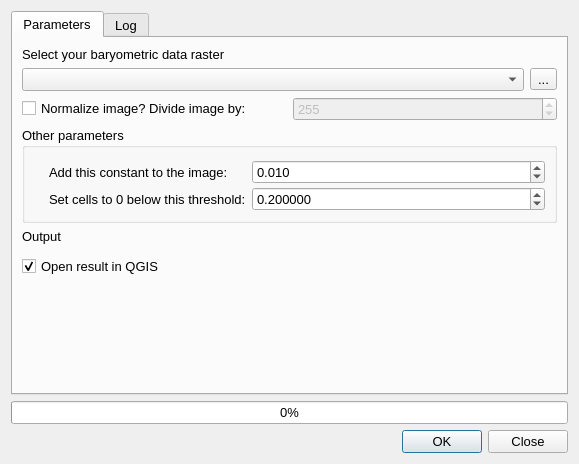
First picture: the form in qgisplugin/interfaces/my_gui.ui, repository umfieldrobotics/ShipwreckFinderQGISPlugin, before the edit.
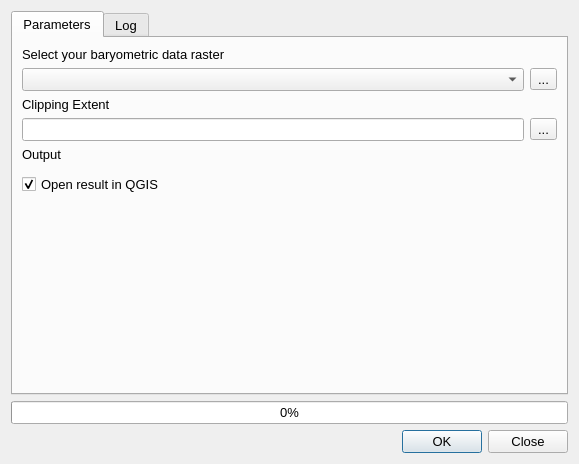
Second picture: the form after the edit. Icons and pictures are not drawn. Custom widgets are drawn as their Qt base class.

What changed in the file:
```diff
--- a/qgisplugin/interfaces/my_gui.ui
+++ b/qgisplugin/interfaces/my_gui.ui
@@ -141,155 +141,45 @@
              </item>
             </layout>
            </item>
-           <item>
-            <layout class="QHBoxLayout" name="horizontalLayout">
-             <item>
-              <widget class="QCheckBox" name="normalizationCheckBox">
-               <property name="text">
-                <string>Normalize image? Divide image by:</string>
-               </property>
-               <property name="checked">
-                <bool>false</bool>
-               </property>
-              </widget>
-             </item>
-             <item>
-              <widget class="QSpinBox" name="normalizationSpinBox">
-               <property name="enabled">
-                <bool>false</bool>
-               </property>
-               <property name="minimum">
-                <number>1</number>
-               </property>
-               <property name="maximum">
-                <number>1000000</number>
-               </property>
-               <property name="singleStep">
-                <number>5</number>
-               </property>
-               <property name="value">
-                <number>255</number>
-               </property>
-              </widget>
-             </item>
-            </layout>
-           </item>
-           <item>
-            <widget class="QgsCollapsibleGroupBox" name="mGroupBox">
-             <property name="enabled">
-              <bool>true</bool>
-             </property>
+
+          <!-- Clipping extent -->
+          <item>
+            <widget class="QLabel" name="label_31">
              <property name="font">
               <font>
                <pointsize>10</pointsize>
               </font>
              </property>
-             <property name="title">
-              <string>Other parameters</string>
+             <property name="text">
+              <string>Clipping Extent</string>
              </property>
-             <property name="checkable">
-              <bool>false</bool>
-             </property>
-             <property name="checked">
-              <bool>false</bool>
-             </property>
-             <property name="collapsed" stdset="0">
-              <bool>true</bool>
-             </property>
-             <property name="saveCollapsedState" stdset="0">
-              <bool>true</bool>
-             </property>
-             <layout class="QFormLayout" name="formLayout">
-              <property name="horizontalSpacing">
-               <number>6</number>
-              </property>
-              <property name="verticalSpacing">
-               <number>3</number>
-              </property>
-              <property name="leftMargin">
-               <number>24</number>
-              </property>
-              <property name="topMargin">
-               <number>12</number>
-              </property>
-              <property name="rightMargin">
-               <number>9</number>
-              </property>
-              <item row="0" column="0">
-               <widget class="QLabel" name="label_6">
-                <property name="font">
-                 <font>
-                  <pointsize>10</pointsize>
-                 </font>
-                </property>
-                <property name="text">
-                 <string>Add this constant to the image:</string>
-                </property>
-               </widget>
-              </item>
-              <item row="4" column="0">
-               <widget class="QLabel" name="label_5">
-                <property name="font">
-                 <font>
-                  <pointsize>10</pointsize>
-                 </font>
-                </property>
-                <property name="text">
-                 <string>Set cells to 0 below this threshold:</string>
-                </property>
-               </widget>
-              </item>
-              <item row="4" column="1">
-               <widget class="QDoubleSpinBox" name="thresholdSpinBox">
-                <property name="font">
-                 <font>
-                  <pointsize>10</pointsize>
-                 </font>
-                </property>
-                <property name="decimals">
-                 <number>6</number>
-                </property>
-                <property name="minimum">
-                 <double>0.000001000000000</double>
-                </property>
-                <property name="maximum">
-                 <double>1000000.000000000000000</double>
-                </property>
-                <property name="singleStep">
-                 <double>0.000500000000000</double>
-                </property>
-                <property name="value">
-                 <double>0.200000000000000</double>
-                </property>
-               </widget>
-              </item>
-              <item row="0" column="1">
-               <widget class="QDoubleSpinBox" name="constantSpinBox">
-                <property name="font">
-                 <font>
-                  <pointsize>10</pointsize>
-                 </font>
-                </property>
-                <property name="decimals">
-                 <number>3</number>
-                </property>
-                <property name="minimum">
-                 <double>0.001000000000000</double>
-                </property>
-                <property name="maximum">
-                 <double>1000000.000000000000000</double>
-                </property>
-                <property name="singleStep">
-                 <double>0.100000000000000</double>
-                </property>
-                <property name="value">
-                 <double>0.010000000000000</double>
-                </property>
-               </widget>
-              </item>
-             </layout>
             </widget>
            </item>
+           <item>
+            <layout class="QHBoxLayout" name="horizontalLayout_31">
+             <item>
+              <widget class="QLineEdit" name="extentText">
+               <property name="font">
+                <font>
+                 <pointsize>10</pointsize>
+                </font>
+               </property>
+               <!-- <property name="allowEmptyLayer" stdset="0">
+                <bool>true</bool>
+               </property> -->
+              </widget>
+             </item>
+             <item>
+              <widget class="QToolButton" name="extentButton">
+               <property name="text">
+                <string>...</string>
+               </property>
+              </widget>
+             </item>
+            </layout>
+           </item>
+
+           <!-- Output wwidgits -->
            <item>
             <widget class="QLabel" name="label_2">
              <property name="font">
```
Left out of the diff: 1 changed line with no effect on the pictures.
